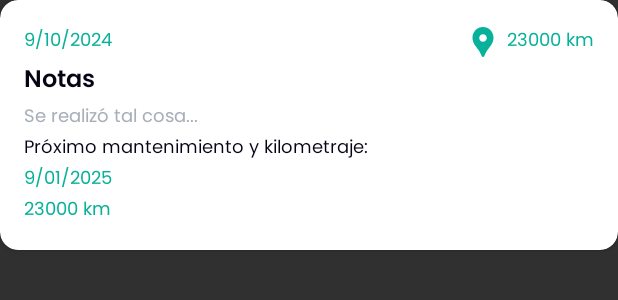
After one commit to NilsGiN/CarCare_AppMobile, an Android app: the layout view_mantenimiento_single.xml on its own in the app's theme, with its tools: preview values and no code run, on a phone screen of 412 x 824 dp. The commit adds this screen. Shown: the top 300 px of the screen. Run offline under Robolectric (Android 15) with nearby library versions, the phone set to English and light mode, and no system bars.

Commit message:
Agregar funcionalidad de registro y listado según tipo de mantenimiento

```diff
--- a/app/build.gradle.kts
+++ b/app/build.gradle.kts
@@ -43,4 +43,5 @@ dependencies {
     androidTestImplementation(libs.ext.junit)
     androidTestImplementation(libs.espresso.core)
     implementation(platform("com.google.firebase:firebase-bom:33.4.0"))
+    implementation ("com.firebaseui:firebase-ui-firestore:8.0.2")
 }
--- /dev/null
+++ b/app/src/main/res/drawable/location_icon.xml
@@ -0,0 +1,5 @@
+<vector xmlns:android="http://schemas.android.com/apk/res/android" android:height="24dp" android:tint="#08B199" android:viewportHeight="24" android:viewportWidth="24" android:width="24dp">
+
+    <path android:fillColor="@android:color/white" android:pathData="M12,2L12,2C8.13,2 5,5.13 5,9c0,1.74 0.5,3.37 1.41,4.84c0.95,1.54 2.2,2.86 3.16,4.4c0.47,0.75 0.81,1.45 1.17,2.26C11,21.05 11.21,22 12,22h0c0.79,0 1,-0.95 1.25,-1.5c0.37,-0.81 0.7,-1.51 1.17,-2.26c0.96,-1.53 2.21,-2.85 3.16,-4.4C18.5,12.37 19,10.74 19,9C19,5.13 15.87,2 12,2zM12,11.75c-1.38,0 -2.5,-1.12 -2.5,-2.5s1.12,-2.5 2.5,-2.5s2.5,1.12 2.5,2.5S13.38,11.75 12,11.75z"/>
+
+</vector>
--- /dev/null
+++ b/app/src/main/res/layout/view_mantenimiento_single.xml
@@ -0,0 +1,95 @@
+<?xml version="1.0" encoding="utf-8"?>
+<androidx.cardview.widget.CardView
+    xmlns:android="http://schemas.android.com/apk/res/android"
+    xmlns:app="http://schemas.android.com/apk/res-auto"
+    android:layout_width="match_parent"
+    android:layout_height="wrap_content"
+    android:layout_marginBottom="20dp"
+    app:cardCornerRadius="12dp"
+    android:backgroundTint="@color/white">
+
+    <LinearLayout
+        android:layout_width="match_parent"
+        android:layout_height="match_parent"
+        android:orientation="vertical"
+        android:padding="16dp">
+
+        <LinearLayout
+            android:layout_width="match_parent"
+            android:layout_height="wrap_content"
+            android:orientation="horizontal" >
+
+            <TextView
+                android:id="@+id/fecha_actual"
+                android:layout_width="0dp"
+                android:layout_height="wrap_content"
+                android:text="9/10/2024"
+                android:textColor="@color/text_historial"
+                android:textSize="12sp"
+                android:fontFamily="@font/regular"
+                android:layout_weight="1" />
+
+            <TextView
+                android:id="@+id/km_actual"
+                android:layout_width="wrap_content"
+                android:layout_height="wrap_content"
+                android:drawableStart="@drawable/location_icon"
+                android:drawablePadding="4dp"
+                android:textSize="12sp"
+                android:fontFamily="@font/regular"
+                android:gravity="center"
+                android:text="23000 km"
+                android:textColor="@color/text_historial" />
+        </LinearLayout>
+
+        <TextView
+            android:id="@+id/tvNotas"
+            android:layout_width="wrap_content"
+            android:layout_height="wrap_content"
+            android:text="Notas"
+            android:textSize="16sp"
+            android:fontFamily="@font/semibold"
+            android:textColor="@color/colorNegrita" />
+
+        <TextView
+            android:id="@+id/notas"
+            android:layout_width="match_parent"
+            android:layout_height="wrap_content"
+            android:text="Se realizó tal cosa..."
+            android:textSize="12sp"
+            android:fontFamily="@font/regular"
+            android:textColor="@color/colorHolder" />
+
+        <TextView
+            android:id="@+id/tvProxMantenimiento"
+            android:layout_width="wrap_content"
+            android:layout_height="wrap_content"
+            android:text="Próximo mantenimiento y kilometraje:"
+            android:textColor="@color/colorNegrita"
+            android:textSize="12sp"
+            android:fontFamily="@font/regular" />
+
+        <TextView
+            android:id="@+id/fecha_prox"
+            android:layout_width="wrap_content"
+            android:layout_height="wrap_content"
+            android:text="9/01/2025"
+            android:textColor="@color/text_historial"
+            android:textSize="12sp"
+            android:fontFamily="@font/regular" />
+
+        <TextView
+            android:id="@+id/km_prox"
+            android:layout_width="wrap_content"
+            android:layout_height="wrap_content"
+            android:drawablePadding="4dp"
+            android:textSize="12sp"
+            android:fontFamily="@font/regular"
+            android:gravity="center"
+            android:text="23000 km"
+            android:textColor="@color/text_historial" />
+    </LinearLayout>
+
+
+
+</androidx.cardview.widget.CardView>
--- a/app/src/main/res/values/colors.xml
+++ b/app/src/main/res/values/colors.xml
@@ -11,5 +11,6 @@
     <color name="textColorHint">#52040415</color>
     <color name="backgroundTint">#EAEBEC</color>
     <color name="text_mantenimientos">#2C796E</color>
+    <color name="text_historial">#08B199</color>
 
 </resources>
```
Also changed, not shown: app/src/main/AndroidManifest.xml (+4 -10 lines), app/src/main/java/com/example/prueba1/HistorialActivity.java (added, +84 -0 lines), app/src/main/java/com/example/prueba1/MosaicoActivity.java (+29 -0 lines), app/src/main/java/com/example/prueba1/RegistroMantenimientoActivity.java (+13 -6 lines), app/src/main/java/com/example/prueba1/adapter/MantenimientoAdapter.java (added, +58 -0 lines), app/src/main/java/com/example/prueba1/model/Mantenimiento.java (added, +63 -0 lines), app/src/main/res/layout/activity_historial.xml (added, +73 -0 lines), app/src/main/res/layout/activity_registro_mantenimiento.xml (+99 -65 lines), app/src/main/res/values/strings.xml (+6 -3 lines), app/src/main/res/layout/activity_mosaico.xml (indentation only), 1 other file.
